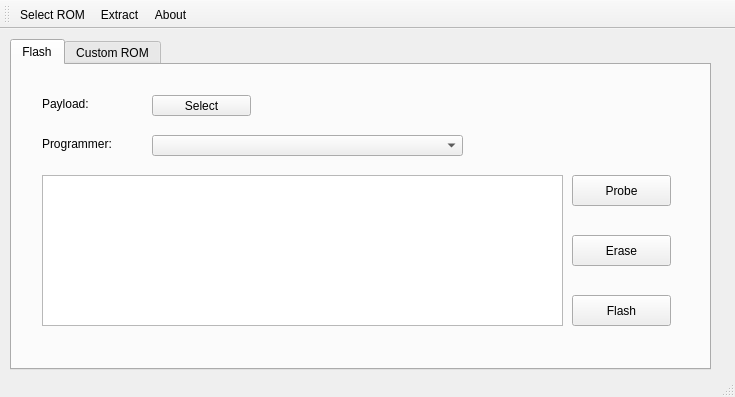
Above: mainwindow.ui from lukaszdmitrowski/coreboot_flashtool before the change. Below: the same form after it.
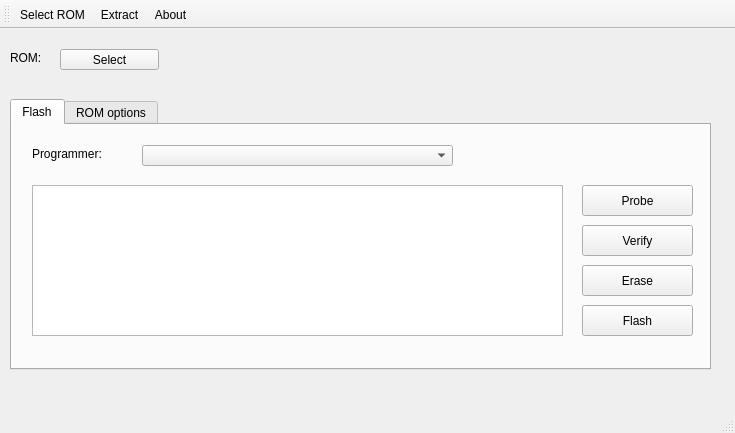
That is the form after the change. The open tabs and pages were chosen to show the change. Icons and pictures are not drawn.

Commit message: [ADD] Rom options tab / icons

What changed in the file:
```diff
--- a/mainwindow.ui
+++ b/mainwindow.ui
@@ -7,7 +7,7 @@
     <x>0</x>
     <y>0</y>
     <width>735</width>
-    <height>397</height>
+    <height>433</height>
    </rect>
   </property>
   <property name="windowTitle">
@@ -31,9 +31,9 @@
     <property name="geometry">
      <rect>
       <x>10</x>
-      <y>10</y>
+      <y>70</y>
       <width>701</width>
-      <height>331</height>
+      <height>271</height>
      </rect>
     </property>
     <property name="currentIndex">
@@ -43,37 +43,11 @@
      <attribute name="title">
       <string>Flash</string>
      </attribute>
-     <widget class="QLabel" name="l_payload">
-      <property name="geometry">
-       <rect>
-        <x>30</x>
-        <y>30</y>
-        <width>61</width>
-        <height>17</height>
-       </rect>
-      </property>
-      <property name="text">
-       <string>Payload: </string>
-      </property>
-     </widget>
-     <widget class="QLabel" name="l_payload_name">
-      <property name="geometry">
-       <rect>
-        <x>110</x>
-        <y>20</y>
-        <width>491</width>
-        <height>41</height>
-       </rect>
-      </property>
-      <property name="text">
-       <string/>
-      </property>
-     </widget>
      <widget class="QComboBox" name="cb_sel_progr">
       <property name="geometry">
        <rect>
-        <x>140</x>
-        <y>70</y>
+        <x>130</x>
+        <y>20</y>
         <width>311</width>
         <height>21</height>
        </rect>
@@ -82,8 +56,8 @@
      <widget class="QLabel" name="l_programmer">
       <property name="geometry">
        <rect>
-        <x>30</x>
-        <y>70</y>
+        <x>20</x>
+        <y>20</y>
         <width>101</width>
         <height>17</height>
        </rect>
@@ -95,9 +69,9 @@
      <widget class="QPushButton" name="b_probe">
       <property name="geometry">
        <rect>
-        <x>560</x>
-        <y>110</y>
-        <width>99</width>
+        <x>570</x>
+        <y>60</y>
+        <width>111</width>
         <height>31</height>
        </rect>
       </property>
@@ -108,9 +82,9 @@
      <widget class="QPushButton" name="b_erase">
       <property name="geometry">
        <rect>
-        <x>560</x>
-        <y>170</y>
-        <width>99</width>
+        <x>570</x>
+        <y>140</y>
+        <width>111</width>
         <height>31</height>
        </rect>
       </property>
@@ -118,25 +92,12 @@
        <string>Erase</string>
       </property>
      </widget>
-     <widget class="QPushButton" name="b_sel_payload">
-      <property name="geometry">
-       <rect>
-        <x>140</x>
-        <y>30</y>
-        <width>99</width>
-        <height>21</height>
-       </rect>
-      </property>
-      <property name="text">
-       <string>Select</string>
-      </property>
-     </widget>
      <widget class="QPushButton" name="b_flash">
       <property name="geometry">
        <rect>
-        <x>560</x>
-        <y>230</y>
-        <width>99</width>
+        <x>570</x>
+        <y>180</y>
+        <width>111</width>
         <height>31</height>
        </rect>
       </property>
@@ -147,20 +108,72 @@
      <widget class="QTextEdit" name="textEdit">
       <property name="geometry">
        <rect>
-        <x>30</x>
-        <y>110</y>
-        <width>521</width>
+        <x>20</x>
+        <y>60</y>
+        <width>531</width>
         <height>151</height>
        </rect>
       </property>
      </widget>
+     <widget class="QPushButton" name="b_probe_2">
+      <property name="geometry">
+       <rect>
+        <x>570</x>
+        <y>100</y>
+        <width>111</width>
+        <height>31</height>
+       </rect>
+      </property>
+      <property name="text">
+       <string>Verify</string>
+      </property>
+     </widget>
     </widget>
     <widget class="QWidget" name="tab_2">
      <attribute name="title">
-      <string>Custom ROM</string>
+      <string>ROM options</string>
      </attribute>
     </widget>
    </widget>
+   <widget class="QLabel" name="l_payload">
+    <property name="geometry">
+     <rect>
+      <x>10</x>
+      <y>20</y>
+      <width>61</width>
+      <height>17</height>
+     </rect>
+    </property>
+    <property name="text">
+     <string>ROM: </string>
+    </property>
+   </widget>
+   <widget class="QPushButton" name="b_sel_payload">
+    <property name="geometry">
+     <rect>
+      <x>60</x>
+      <y>20</y>
+      <width>99</width>
+      <height>21</height>
+     </rect>
+    </property>
+    <property name="text">
+     <string>Select</string>
+    </property>
+   </widget>
+   <widget class="QLabel" name="l_payload_name">
+    <property name="geometry">
+     <rect>
+      <x>170</x>
+      <y>10</y>
+      <width>491</width>
+      <height>41</height>
+     </rect>
+    </property>
+    <property name="text">
+     <string/>
+    </property>
+   </widget>
   </widget>
   <widget class="QToolBar" name="mainToolBar">
    <attribute name="toolBarArea">
```
Left out of the diff: 74 changed lines with no effect on the pictures. The commit also changes 4 other files.
